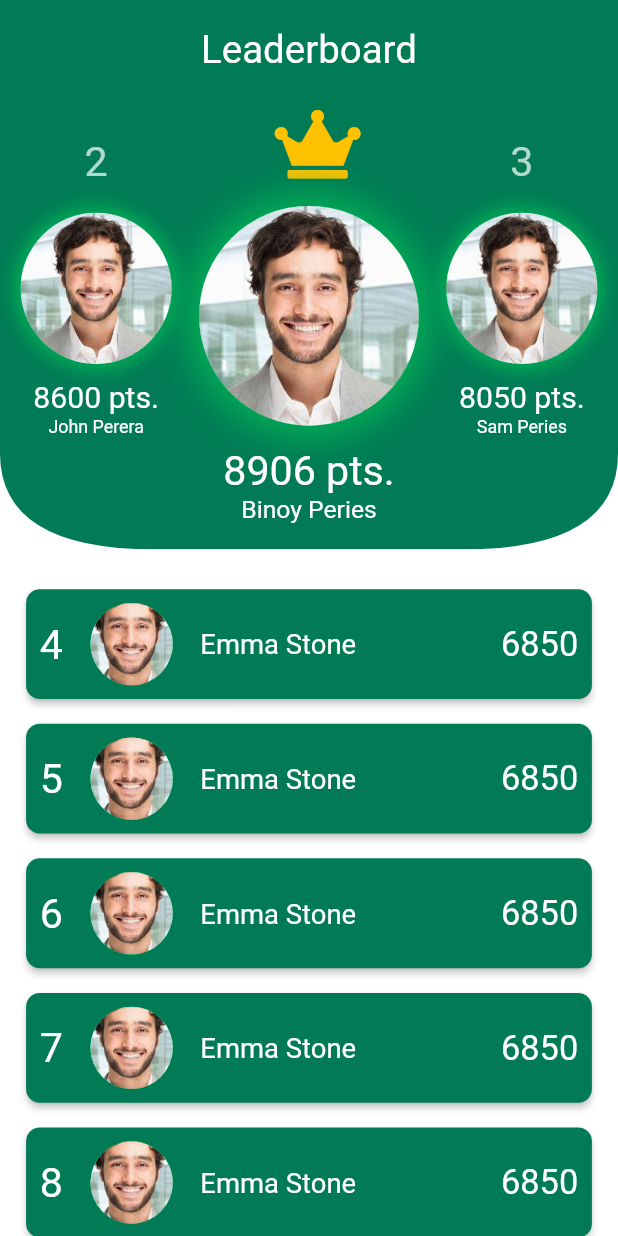
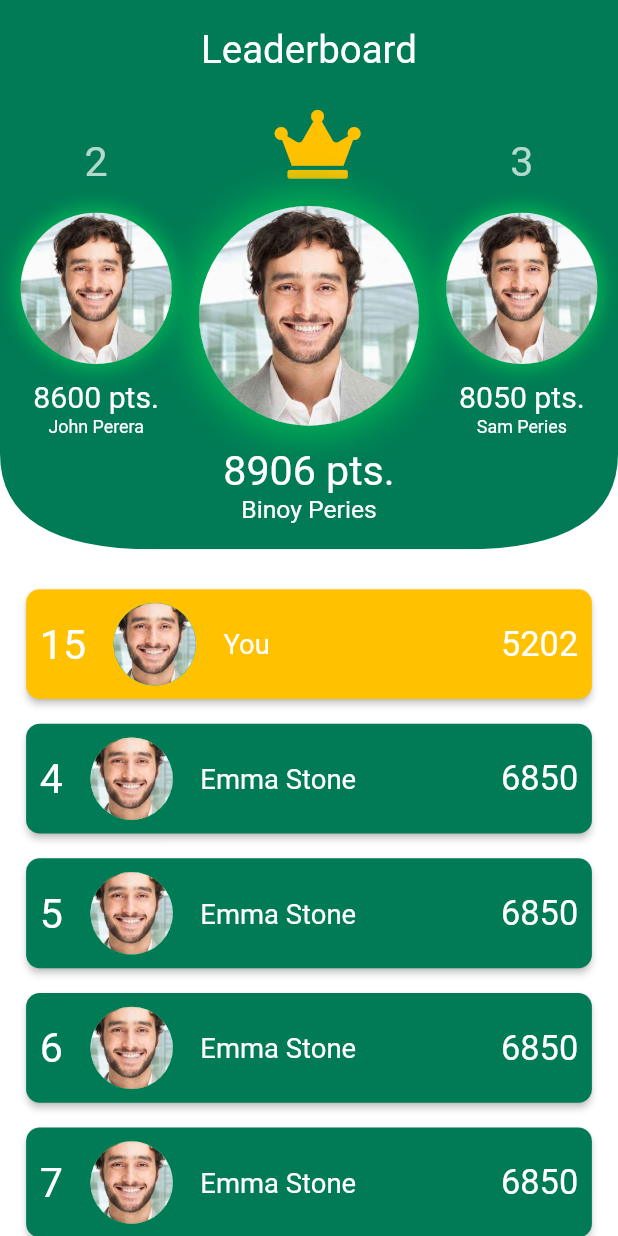
Before and after one commit to Group22-SEP-18/TECLIX-app, a Flutter app: the LeaderboardPage screen opened by its route, on a phone screen of 412 x 824 dp. Run offline on Flutter 3.47's test engine with Material 2 defaults, Android fonts, the phone set to English and light mode, and no system bars; our stand-ins replace bloc, dots_indicator, expandable, flutter_bloc, flutter_spinkit, font_awesome_flutter and 5 more.

Commit message:
temp leaderboard ui update

```diff
--- a/lib/presentation/screens/leaderboard/leaderboard.dart
+++ b/lib/presentation/screens/leaderboard/leaderboard.dart
@@ -147,6 +147,16 @@ class LeaderboardPage extends StatelessWidget {
                 height: 25.0,
               ),
               LeaderboardCard(
+                cardColor: ColorGold,
+                image: 'static/images/profile_dummy.jpg',
+                name: 'You',
+                points: '5202',
+                rank: '15',
+              ),
+              SizedBox(
+                height: 10.0,
+              ),
+              LeaderboardCard(
                 image: 'static/images/profile_dummy.jpg',
                 name: 'Emma Stone',
                 points: '6850',
--- a/lib/presentation/screens/leaderboard/widgets/LeaderboardCard.dart
+++ b/lib/presentation/screens/leaderboard/widgets/LeaderboardCard.dart
@@ -8,8 +8,9 @@ class LeaderboardCard extends StatelessWidget {
   final String image;
   final String name;
   final String points;
-
-  const LeaderboardCard({this.rank, this.image, this.name, this.points});
+  final cardColor;
+  const LeaderboardCard(
+      {this.rank, this.image, this.name, this.points, this.cardColor});
 
   @override
   Widget build(BuildContext context) {
@@ -19,7 +20,7 @@ class LeaderboardCard extends StatelessWidget {
           borderRadius: BorderRadius.circular(10),
         ),
         elevation: 2,
-        color: ColorDarkGreen,
+        color: cardColor ?? ColorDarkGreen,
         child: Container(
           height: 80.0,
           child: Padding(
```
